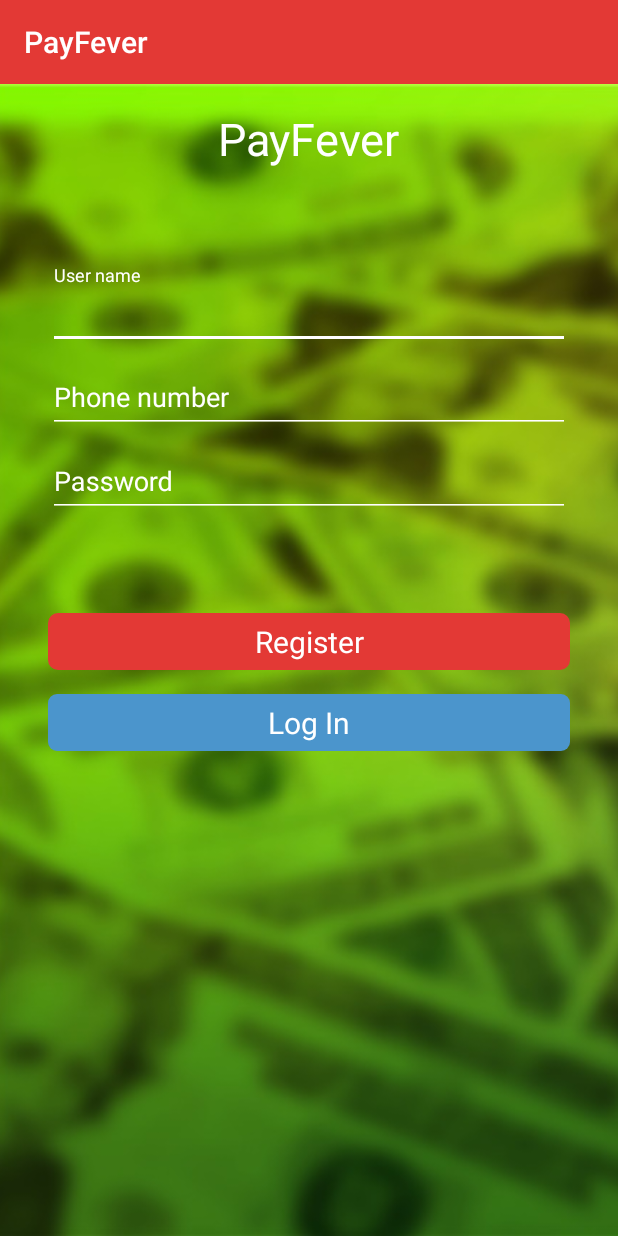
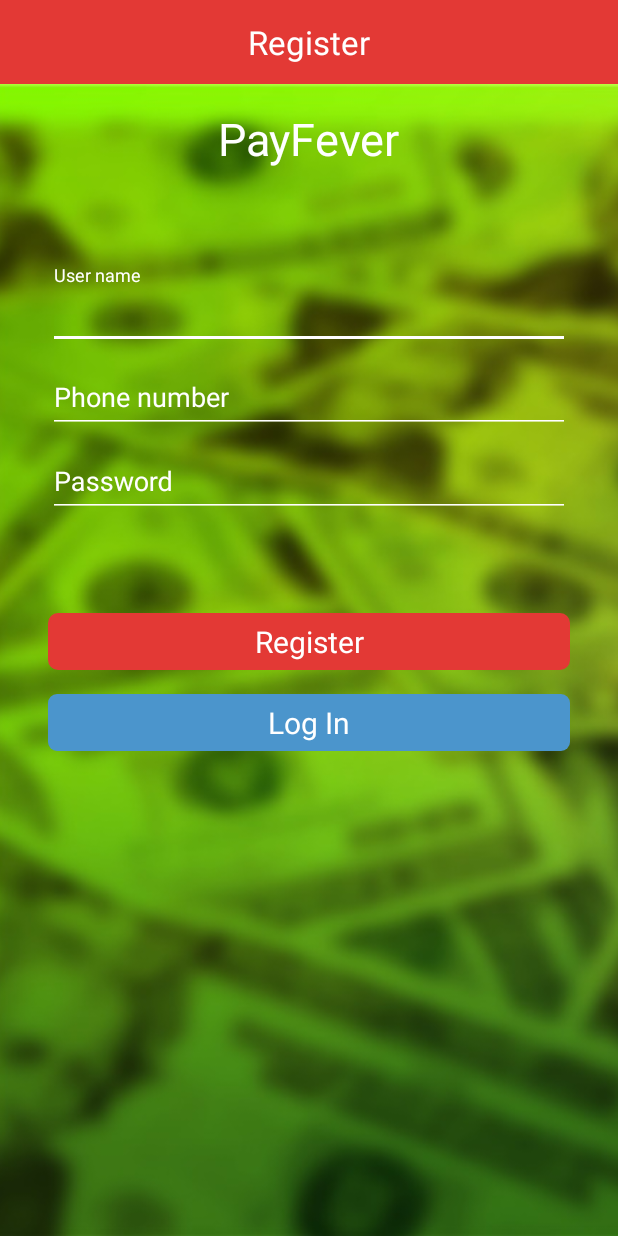
Before and after one commit to thinkmobiles/PayFever, an Android app: the RegisterFragment screen opened directly, with no data from a screen before it, on a phone screen of 412 x 824 dp. Run offline under Robolectric (Android 15) with nearby library versions, the phone set to English and light mode, and no system bars; libraries missing offline, so code that uses them is left out: com.google.i18n.phonenumbers, com.parse, com.rey.material, rx.android.schedulers, rx.schedulers and 1 more; plain views replace CheckBox.

```diff
--- a/app/src/main/AndroidManifest.xml
+++ b/app/src/main/AndroidManifest.xml
@@ -31,7 +31,8 @@
             android:screenOrientation="portrait" />
         <activity
             android:name=".presentation.activities.pre_registration.PreRegistrationActivity"
-            android:screenOrientation="portrait" />
+            android:screenOrientation="portrait"
+            android:theme="@style/PreRegistrationActivityTheme"/>
         <activity
             android:name=".presentation.activities.main.MainActivity"
             android:screenOrientation="portrait"
--- a/app/src/main/java/com/payfever/data/transformators/network/NetworkTransfromatorImpl.java
+++ b/app/src/main/java/com/payfever/data/transformators/network/NetworkTransfromatorImpl.java
@@ -25,7 +25,7 @@ public class NetworkTransfromatorImpl implements NetworkTransformator {
             if (networkUser != null) {
                 networkUser.setUserName((String) userMap.get("userName"));
                 networkUser.setmPushChannel((String) userMap.get("userName"));
-                networkUser.setmIsFirstLevel(false);
+                networkUser.setmIsFirstLevel(true);
                 networkUsers.add(networkUser);
             }
         }
--- a/app/src/main/java/com/payfever/presentation/controllers/ToolbarController.java
+++ b/app/src/main/java/com/payfever/presentation/controllers/ToolbarController.java
@@ -6,6 +6,7 @@ import android.support.v7.widget.Toolbar;
 import android.view.View;
 import android.widget.CompoundButton;
 import android.widget.LinearLayout;
+import android.widget.TextView;
 
 import com.payfever.R;
 import com.payfever.presentation.basics.BaseActivity;
@@ -19,11 +20,13 @@ public final class ToolbarController {
     private Toolbar mToolbar;
     private LinearLayout llSelectAll;
     private CheckBox checkBox;
-
+    private TextView tvTitle;
 
     public void register(BaseActivity _activity) {
         mToolbar = _activity.$(_activity.getToolbarId());
         if (mToolbar == null) return;
+
+        tvTitle = (TextView) mToolbar.findViewById(R.id.tvTitle);
         _activity.setSupportActionBar(mToolbar);
         findViews();
     }
@@ -42,7 +45,14 @@ public final class ToolbarController {
     }
 
     public void setTitle(String _message) {
+        tvTitle.setVisibility(View.GONE);
         mToolbar.setTitle(_message);
+    }
+
+    public void setTitleCenter(String _title) {
+        setTitle("");
+        tvTitle.setVisibility(View.VISIBLE);
+        tvTitle.setText(_title);
     }
 
     @SuppressWarnings("unchecked")
--- a/app/src/main/java/com/payfever/presentation/fragment/log_in/LogInFragment.java
+++ b/app/src/main/java/com/payfever/presentation/fragment/log_in/LogInFragment.java
@@ -88,7 +88,7 @@ public class LogInFragment extends BaseFragment
 
     @Override
     public void initActionBar() {
-        getToolbarController().setTitle(mActivity.getString(R.string.log_in_title_FLI));
+        getToolbarController().setTitleCenter(mActivity.getString(R.string.log_in_title_FLI));
         getToolbarController().showBackButton(mActivity);
     }
 
--- a/app/src/main/java/com/payfever/presentation/fragment/register/RegisterFragment.java
+++ b/app/src/main/java/com/payfever/presentation/fragment/register/RegisterFragment.java
@@ -85,6 +85,12 @@ public class RegisterFragment extends BaseFragment
     }
 
     @Override
+    public void onResume() {
+        super.onResume();
+        mPresenter.onResume();
+    }
+
+    @Override
     public void onPause() {
         mPresenter.onPause();
         super.onPause();
@@ -107,7 +113,7 @@ public class RegisterFragment extends BaseFragment
 
     @Override
     public void initActionBar() {
-        getToolbarController().setTitle(getString(R.string.register_FR));
+        getToolbarController().setTitleCenter(getString(R.string.register_FR));
         getToolbarController().hideBackBtn(mActivity);
     }
 
--- a/app/src/main/java/com/payfever/presentation/fragment/register/RegisterPresenter.java
+++ b/app/src/main/java/com/payfever/presentation/fragment/register/RegisterPresenter.java
@@ -9,4 +9,5 @@ import com.payfever.presentation.basics.BasePresenter;
 public interface RegisterPresenter extends BasePresenter<RegisterView> {
     void registerUser(UserModel _user);
     void logIn();
+    void onResume();
 }
--- a/app/src/main/java/com/payfever/presentation/fragment/register/RegisterPresenterImpl.java
+++ b/app/src/main/java/com/payfever/presentation/fragment/register/RegisterPresenterImpl.java
@@ -28,6 +28,10 @@ public class RegisterPresenterImpl implements RegisterPresenter {
     @Override
     public void initialize(Bundle _savedInstanceState) {
         mInteractor = new RegisterInteractor(PayFeverApplication.getApplication().getBackgroundHandler());
+    }
+
+    @Override
+    public void onResume() {
         mView.initActionBar();
     }
 
@@ -40,6 +44,7 @@ public class RegisterPresenterImpl implements RegisterPresenter {
     @Override
     public void setView(RegisterView _view) {
         mView = _view;
+
     }
 
     @Override
--- a/app/src/main/java/com/payfever/presentation/fragment/set_ringtones/RingtonesPresenterImpl.java
+++ b/app/src/main/java/com/payfever/presentation/fragment/set_ringtones/RingtonesPresenterImpl.java
@@ -145,6 +145,10 @@ public final class RingtonesPresenterImpl implements RingtonesPresenter {
     }
 
     private void setPlayingAllFalse() {
+        if (mRingtones == null)
+            return;
+
+
         for (Ringtone ringtone : mRingtones) {
             ringtone.setIsPlaying(false);
         }
--- a/app/src/main/res/layout/fragment_register.xml
+++ b/app/src/main/res/layout/fragment_register.xml
@@ -18,52 +18,37 @@
             android:layout_width="wrap_content"
             android:layout_height="wrap_content"
             android:textSize="30sp"
-            android:textColor="@color/colorAccent"
+            android:textColor="@color/white"
             android:text="PayFever"/>
 
         <android.support.design.widget.TextInputLayout
-            android:layout_width="match_parent"
-            android:layout_height="wrap_content"
-            android:textColor="@color/colorAccent"
-            android:textColorHint="@color/colorAccent"
+            style="@style/TextInputLayoutPreReg"
             android:layout_marginTop="@dimen/register_top_margin">
 
             <EditText
                 android:id="@+id/etUserName_FR"
-                android:layout_width="match_parent"
-                android:layout_height="wrap_content"
-                android:singleLine="true"
+                style="@style/EditTextPreReg"
                 android:hint="@string/user_name_FR"/>
 
         </android.support.design.widget.TextInputLayout>
 
         <android.support.design.widget.TextInputLayout
-            android:layout_width="match_parent"
-            android:layout_height="wrap_content"
-            android:textColor="@color/colorAccent"
-            android:textColorHint="@color/colorAccent">
+            style="@style/TextInputLayoutPreReg">
 
             <EditText
                 android:id="@+id/etPhoneNumber_FR"
-                android:layout_width="match_parent"
-                android:layout_height="wrap_content"
-                android:singleLine="true"
+                style="@style/EditTextPreReg"
                 android:inputType="phone"
                 android:hint="@string/number_FR"/>
 
         </android.support.design.widget.TextInputLayout>
 
         <android.support.design.widget.TextInputLayout
-            android:layout_width="match_parent"
-            android:layout_height="wrap_content"
-            android:textColor="@color/colorAccent"
-            android:textColorHint="@color/colorAccent">
+            style="@style/TextInputLayoutPreReg">
 
             <EditText
                 android:id="@+id/etPassword_FR"
-                android:layout_width="match_parent"
-                android:layout_height="wrap_content"
-                android:singleLine="true"
+                style="@style/EditTextPreReg"
                 android:inputType="textPassword"
                 android:hint="@string/password_FR"/>
 
--- a/app/src/main/res/layout/toolbar.xml
+++ b/app/src/main/res/layout/toolbar.xml
@@ -7,6 +7,15 @@
     app:theme="@style/myToolbarNavigationButtonStyle"
     android:background="?attr/colorPrimary"
     android:minHeight="?attr/actionBarSize">
+
+    <TextView
+        android:id="@+id/tvTitle"
+        android:layout_width="wrap_content"
+        android:layout_height="wrap_content"
+        android:textColor="@color/white"
+        android:layout_gravity="center"
+        android:textSize="@dimen/action_bar_title_size"
+        android:visibility="gone"/>
 
     <LinearLayout
         android:id="@+id/rlSelectAll_T"
--- a/app/src/main/res/values/colors.xml
+++ b/app/src/main/res/values/colors.xml
@@ -2,7 +2,7 @@
 <resources>
     <color name="colorPrimary">#e33935</color>
     <color name="colorPrimaryDark">#c52828</color>
-    <color name="colorAccent">#ffff</color>
+    <color name="colorAccent">#e46461</color>
     <color name="invite_contact_color">@color/colorPrimary</color>
     <color name="invite_contact_color_selected">@color/colorPrimaryDark</color>
     <color name="invite_contact_disable">#cfd0d2</color>
@@ -18,4 +18,5 @@
     <color name="color_log_in_uncheked">#4b95cc</color>
     <color name="color_log_in_checked">#1d73b3</color>
     <color name="diagram_fill_color">#c47371</color>
+    <color name="white">#ffffff</color>
 </resources>
--- a/app/src/main/res/values/dimens.xml
+++ b/app/src/main/res/values/dimens.xml
@@ -36,4 +36,5 @@
     <dimen name="circle_width">2dp</dimen>
     <dimen name="line_width">1dp</dimen>
     <dimen name="logo_underline_margin">32dp</dimen>
+    <dimen name="action_bar_title_size">22sp</dimen>
 </resources>
--- a/app/src/main/res/values/styles.xml
+++ b/app/src/main/res/values/styles.xml
@@ -8,9 +8,12 @@
         <item name="colorPrimary">@color/colorPrimary</item>
         <item name="colorPrimaryDark">@color/colorPrimaryDark</item>
         <item name="colorAccent">@color/colorPrimary</item>
-        <item name="colorControlNormal">@color/colorAccent</item>
-        <item name="colorControlActivated">@color/colorAccent</item>
-        <item name="colorControlHighlight">@color/colorAccent</item>
+    </style>
+
+    <style name="PreRegistrationActivityTheme" parent="AppTheme">
+        <item name="colorControlNormal">@color/white</item>
+        <item name="colorControlActivated">@color/white</item>
+        <item name="colorControlHighlight">@color/white</item>
     </style>
 
     <style name="myToolbarNavigationButtonStyle" parent="AppTheme">
@@ -169,4 +172,28 @@
         <item name="android:layout_marginRight">8dp</item>
         <item name="android:layout_marginBottom">0dp</item>
     </style>
+
+    <style name="LogoUnderline">
+        <item name="android:layout_width">match_parent</item>
+        <item name="android:layout_height">1dp</item>
+        <item name="android:background">@color/white</item>
+        <item name="android:layout_marginTop">@dimen/logo_underline_margin</item>
+        <item name="android:layout_marginLeft">@dimen/logo_underline_margin</item>
+        <item name="android:layout_marginRight">@dimen/logo_underline_margin</item>
+    </style>
+
+    <style name="TextInputLayoutPreReg">
+        <item name="android:layout_width">match_parent</item>
+        <item name="android:layout_height">wrap_content</item>
+        <item name="android:textColor">@color/white</item>
+        <item name="android:textColorHint">@color/white</item>
+        <item name="android:textColorHighlight">@color/white</item>
+        <item name="colorControlNormal">@color/white</item>
+        <item name="colorControlActivated">@color/white</item>
+        <item name="colorControlHighlight">@color/white</item>
+    </style>
+
+    <style name="EditTextPreReg" parent="TextInputLayoutPreReg">
+        <item name="android:singleLine">true</item>
+    </style>
 </resources>
```
Also changed, not shown: app/src/main/res/layout/fragment_log_in.xml (+6 -19 lines), app/src/main/res/drawable-nodpi/splash.gif (added).
